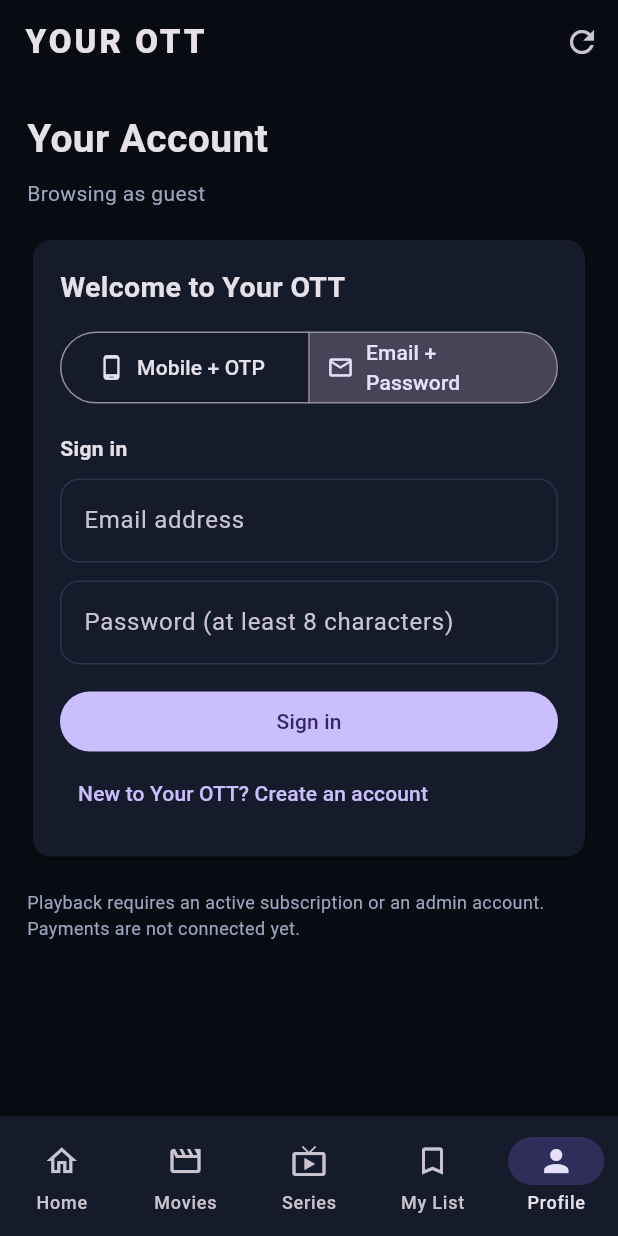
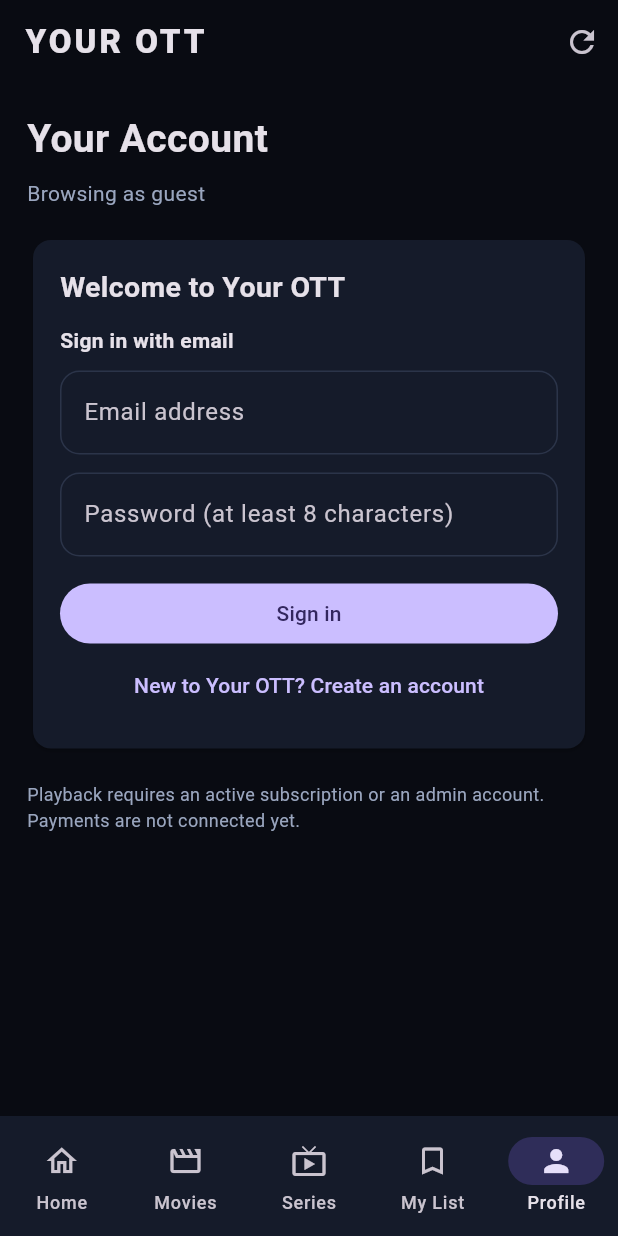
Before and after one commit to Vik-123969/your-ott-demo, a Flutter app: the screen it shows after launch, item 5 of the bottom bar chosen, on a phone screen of 412 x 824 dp. Run offline on Flutter 3.47's test engine with Material 3 defaults, Android fonts, the phone set to English and light mode, and no system bars; our stand-ins replace supabase_flutter, video_player; accounts and stored records are empty.

Commit message:
Keep app authentication email and password only

```diff
--- a/lib/main.dart
+++ b/lib/main.dart
@@ -445,12 +445,8 @@ class AuthPanel extends StatefulWidget {
 class _AuthPanelState extends State<AuthPanel> {
   final email = TextEditingController();
   final password = TextEditingController();
-  final phone = TextEditingController();
-  final otp = TextEditingController();
   bool createMode = false;
   bool busy = false;
-  bool otpSent = false;
-  String method = 'email';
   String? message;
   bool hasError = false;
 
@@ -458,8 +454,6 @@ class _AuthPanelState extends State<AuthPanel> {
   void dispose() {
     email.dispose();
     password.dispose();
-    phone.dispose();
-    otp.dispose();
     super.dispose();
   }
 
@@ -468,7 +462,7 @@ class _AuthPanelState extends State<AuthPanel> {
     setState(() { message = value; hasError = error; });
   }
 
-  Future<void> _submitEmail() async {
+  Future<void> _submit() async {
     if (!email.text.trim().contains('@')) {
       _show('Enter a valid email address.', error: true);
       return;
@@ -485,7 +479,7 @@ class _AuthPanelState extends State<AuthPanel> {
           password: password.text,
         );
         _show(response.session == null
-            ? 'Account request sent. Check your email to confirm, then sign in.'
+            ? 'Account created request sent. Check your email to confirm, then sign in.'
             : 'Your account was created and signed in.');
       } else {
         await supabase.auth.signInWithPassword(
@@ -504,61 +498,17 @@ class _AuthPanelState extends State<AuthPanel> {
     }
   }
 
-  String _normalisedPhone() {
-    var value = phone.text.trim().replaceAll(RegExp(r'[\s()-]'), '');
-    if (value.startsWith('0')) value = value.substring(1);
-    if (RegExp(r'^[6-9][0-9]{9}$').hasMatch(value)) value = '+91$value';
-    return value;
-  }
-
-  Future<void> _sendPhoneOtp() async {
-    final number = _normalisedPhone();
-    if (!RegExp(r'^\+[1-9][0-9]{7,14}$').hasMatch(number)) {
-      _show('Enter a valid phone number with country code, e.g. +919876543210.', error: true);
-      return;
-    }
-    setState(() { busy = true; message = null; });
+  Future<void> _signOut() async {
+    setState(() => busy = true);
     try {
-      await supabase.auth.signInWithOtp(phone: number, shouldCreateUser: true);
-      if (mounted) setState(() { otpSent = true; message = 'OTP sent. Check your SMS inbox.'; hasError = false; });
-    } on AuthException catch (e) {
-      _show(e.message, error: true);
+      await supabase.auth.signOut();
+      await widget.onChanged();
+      _show('Signed out.');
     } catch (e) {
       _show(e.toString(), error: true);
     } finally {
       if (mounted) setState(() => busy = false);
     }
-  }
-
-  Future<void> _verifyPhoneOtp() async {
-    final number = _normalisedPhone();
-    final code = otp.text.trim();
-    if (code.length < 4) {
-      _show('Enter the OTP received by SMS.', error: true);
-      return;
-    }
-    setState(() { busy = true; message = null; });
-    try {
-      await supabase.auth.verifyOTP(
-        phone: number,
-        token: code,
-        type: OtpType.sms,
-      );
-      _show('Phone verified. You are signed in.');
-      await widget.onChanged();
-    } on AuthException catch (e) {
-      _show(e.message, error: true);
-    } catch (e) {
-      _show(e.toString(), error: true);
-    } finally {
-      if (mounted) setState(() => busy = false);
-    }
-  }
-
-  Future<void> _signOut() async {
-    await supabase.auth.signOut();
-    await widget.onChanged();
-    _show('Signed out.');
   }
 
   @override
@@ -572,9 +522,13 @@ class _AuthPanelState extends State<AuthPanel> {
           const SizedBox(height: 10),
           const Text('You are signed in', style: TextStyle(fontSize: 18, fontWeight: FontWeight.bold)),
           const SizedBox(height: 5),
-          Text(current.email ?? current.phone ?? current.id, style: const TextStyle(color: muted)),
+          Text(current.email ?? current.id, style: const TextStyle(color: muted)),
           const SizedBox(height: 14),
-          OutlinedButton.icon(onPressed: busy ? null : _signOut, icon: const Icon(Icons.logout), label: const Text('Sign out')),
+          OutlinedButton.icon(
+            onPressed: busy ? null : _signOut,
+            icon: const Icon(Icons.logout),
+            label: Text(busy ? 'Please wait…' : 'Sign out'),
+          ),
         ]),
       ));
     }
@@ -583,67 +537,34 @@ class _AuthPanelState extends State<AuthPanel> {
       child: Column(crossAxisAlignment: CrossAxisAlignment.start, children: [
         const Text('Welcome to Your OTT', style: TextStyle(fontSize: 19, fontWeight: FontWeight.bold)),
         const SizedBox(height: 12),
-        SegmentedButton<String>(
-          segments: const [
-            ButtonSegment(value: 'phone', label: Text('Mobile + OTP'), icon: Icon(Icons.phone_android)),
-            ButtonSegment(value: 'email', label: Text('Email + Password'), icon: Icon(Icons.email_outlined)),
-          ],
-          selected: {method},
-          onSelectionChanged: busy ? null : (value) => setState(() {
-            method = value.first;
-            message = null;
-            otpSent = false;
-          }),
-          showSelectedIcon: false,
+        Text(createMode ? 'Create a new account' : 'Sign in with email', style: const TextStyle(fontWeight: FontWeight.bold)),
+        const SizedBox(height: 10),
+        TextField(
+          controller: email,
+          keyboardType: TextInputType.emailAddress,
+          autocorrect: false,
+          autofillHints: const [AutofillHints.email],
+          decoration: const InputDecoration(labelText: 'Email address'),
         ),
-        const SizedBox(height: 16),
-        if (method == 'email') ...[
-          Text(createMode ? 'Create an account' : 'Sign in', style: const TextStyle(fontWeight: FontWeight.bold)),
-          const SizedBox(height: 10),
-          TextField(controller: email, keyboardType: TextInputType.emailAddress, autocorrect: false,
-            decoration: const InputDecoration(labelText: 'Email address')),
         const SizedBox(height: 12),
-          TextField(controller: password, obscureText: true,
-            decoration: const InputDecoration(labelText: 'Password (at least 8 characters)')),
+        TextField(
+          controller: password,
+          obscureText: true,
+          autofillHints: [createMode ? AutofillHints.newPassword : AutofillHints.password],
+          decoration: const InputDecoration(labelText: 'Password (at least 8 characters)'),
+        ),
         const SizedBox(height: 14),
         SizedBox(width: double.infinity, child: FilledButton(
-            onPressed: busy ? null : _submitEmail,
+          onPressed: busy ? null : _submit,
           child: Text(busy ? 'Please wait…' : createMode ? 'Create account' : 'Sign in'),
         )),
-          TextButton(
-            onPressed: busy ? null : () => setState(() { createMode = !createMode; message = null; }),
+        Align(
+          alignment: Alignment.center,
+          child: TextButton(
+            onPressed: busy ? null : () => setState(() { createMode = !createMode; message = null; hasError = false; }),
             child: Text(createMode ? 'Already registered? Sign in' : 'New to Your OTT? Create an account'),
           ),
-        ] else ...[
-          const Text('Sign in or create account with mobile OTP'),
-          const SizedBox(height: 10),
-          TextField(
-            controller: phone,
-            keyboardType: TextInputType.phone,
-            decoration: const InputDecoration(
-              labelText: 'Mobile number',
-              hintText: '+91 9876543210',
-              prefixIcon: Icon(Icons.phone_android),
         ),
-          ),
-          const SizedBox(height: 12),
-          if (otpSent)
-            TextField(
-              controller: otp,
-              keyboardType: TextInputType.number,
-              maxLength: 8,
-              decoration: const InputDecoration(labelText: 'Enter SMS OTP'),
-            ),
-          SizedBox(width: double.infinity, child: FilledButton(
-            onPressed: busy ? null : otpSent ? _verifyPhoneOtp : _sendPhoneOtp,
-            child: Text(busy ? 'Please wait…' : otpSent ? 'Verify OTP' : 'Send OTP'),
-          )),
-          if (otpSent)
-            TextButton(
-              onPressed: busy ? null : () { setState(() { otpSent = false; otp.clear(); message = null; }); },
-              child: const Text('Change mobile number'),
-            ),
-        ],
         if (message != null)
           Padding(
             padding: const EdgeInsets.only(top: 8),
```
Lines whose indentation alone changed are shown as unchanged.
